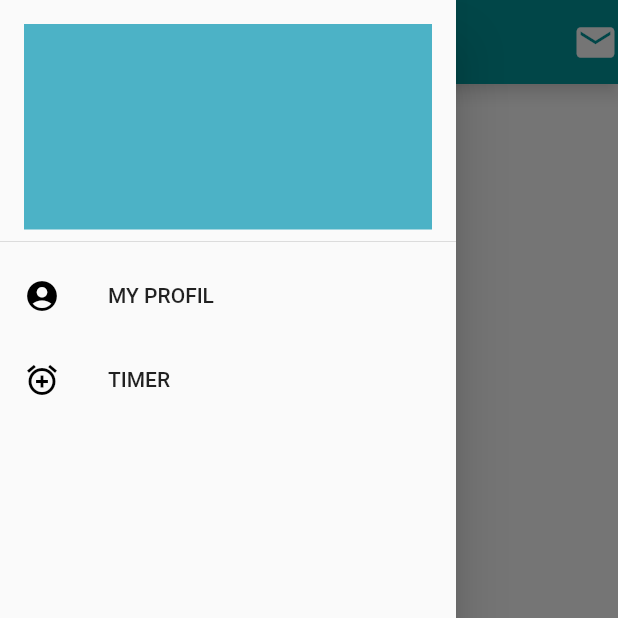
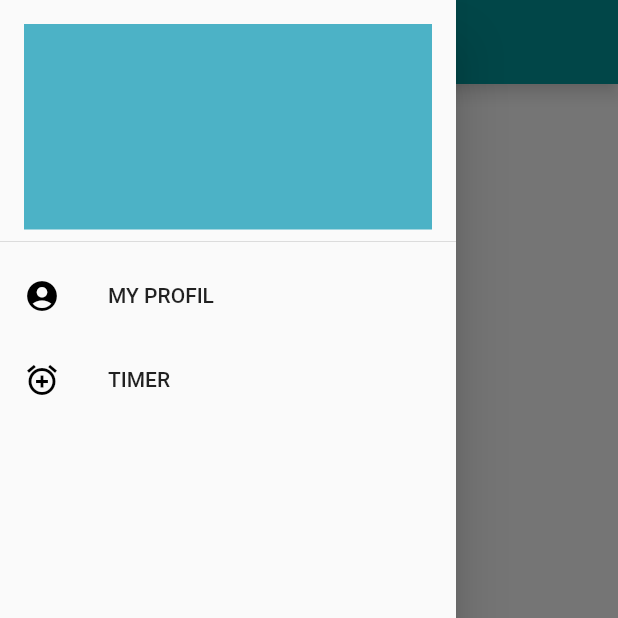
Before and after one commit to no145flutterapp/addtask_, a Flutter app: the screen it shows after launch, with the side drawer open, on a phone screen of 412 x 824 dp, the top half of it. Run offline on Flutter 3.47's test engine with Material 2 defaults, Android fonts, the phone set to English and light mode, and no system bars; our stand-ins replace sqflite; accounts and stored records are empty.

```diff
--- a/lib/tasks.dart
+++ b/lib/tasks.dart
@@ -165,9 +165,6 @@ class _todouiState extends State<focustask> {
               appBar: AppBar(
                 titleSpacing: 30,
                 shadowColor: Colors.white,
-                actions: <Widget>[
-                  Icon(Icons.mail, size: 30,color:Colors.white),
-                ],
                 backgroundColor: Color(0xFF03989E),
                 centerTitle: true,
                 title: Text(
@@ -222,10 +219,6 @@ class _todouiState extends State<focustask> {
                 backgroundColor: Color(0xFF03989E),
                 centerTitle: true,
                 shadowColor: Colors.white,
-                actions: <Widget>[
-
-                  Icon(Icons.arrow_forward, size: 30,color:Colors.white),
-                ],
                 title: Text(
                   " FocusTask ",
                   style: TextStyle(
```
